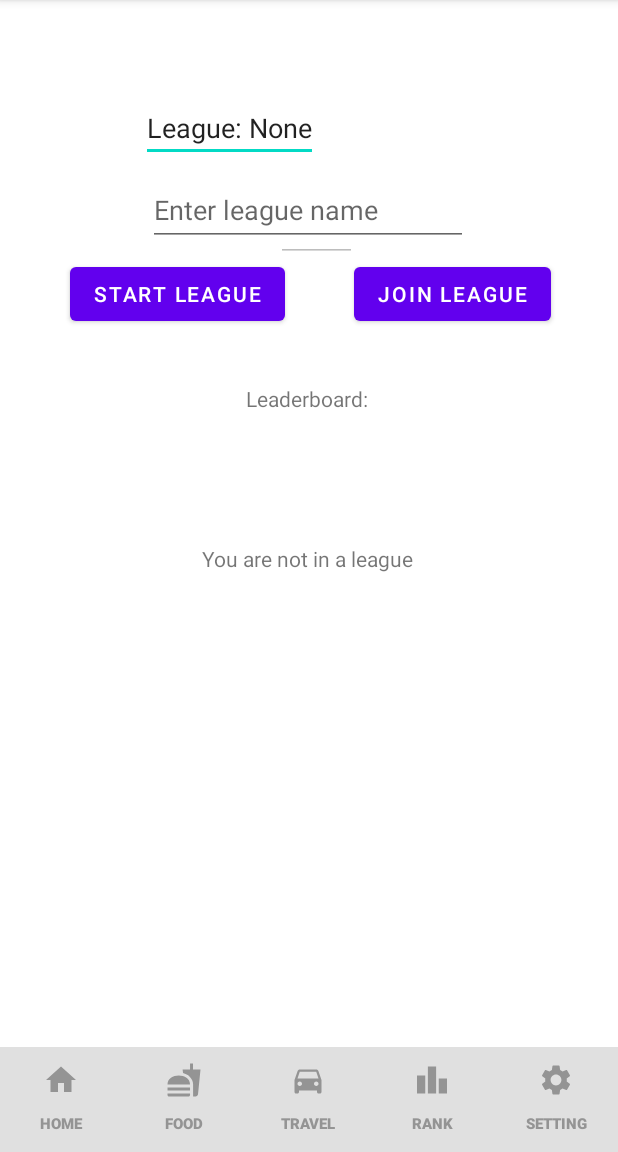
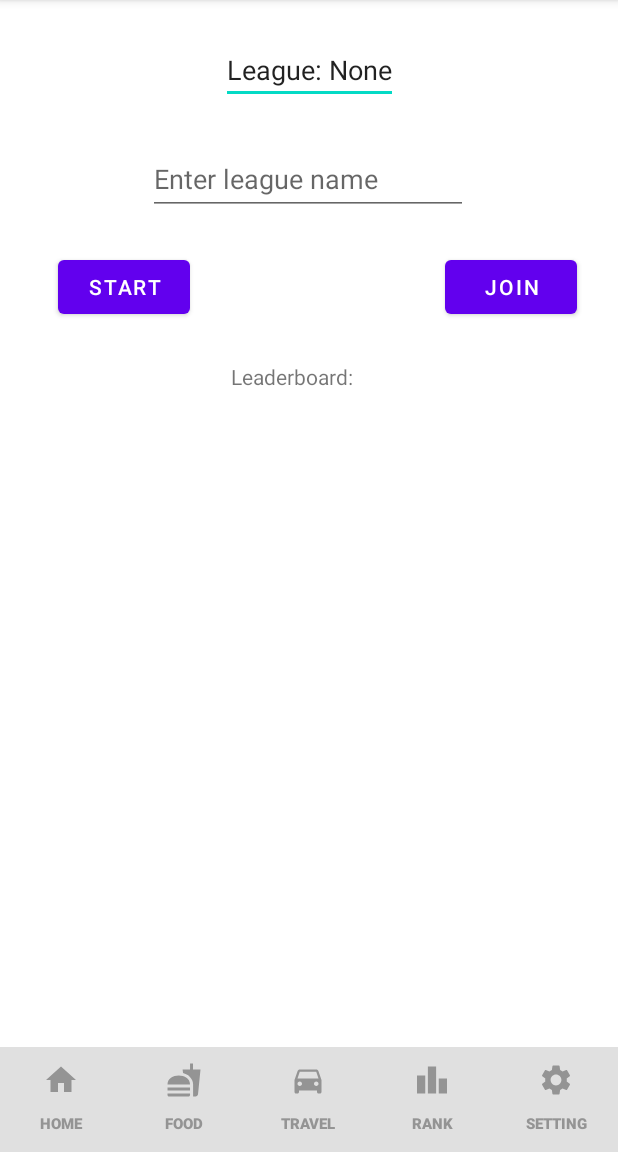
Before and after one commit to AlexNiu1/Carbon_E-Race, an Android app: the Leaderboard screen opened directly, with no data from a screen before it, on a phone screen of 412 x 824 dp, the part 84-1236 px from its top. Run offline under Robolectric (Android 15) with nearby library versions, the phone set to English and light mode, and no system bars; Roboto replaces fonts that are not available here.

Commit message:
leaderboard

```diff
--- a/app/src/main/java/com/example/carbone_raceapplication/Leaderboard.java
+++ b/app/src/main/java/com/example/carbone_raceapplication/Leaderboard.java
@@ -22,23 +22,18 @@ public class Leaderboard extends AppCompatActivity {
         SharedPreferences prefs = getSharedPreferences("app", MODE_PRIVATE);
         String league = prefs.getString("league", null);
         if (league == null){
-            findViewById(R.id.leaguesize).setEnabled(false);
             findViewById(R.id.leaveleague).setEnabled(false);
             findViewById(R.id.leaveleague).setVisibility(View.INVISIBLE);
         }
         else {
             EditText room = findViewById(R.id.room);
             room.setText("League: " + league);
-            EditText size = findViewById(R.id.leaguesize);
-            size.setText("League size: 5");
             findViewById(R.id.leaguename).setEnabled(false);
             findViewById(R.id.leaguename).setVisibility(View.INVISIBLE);
             findViewById(R.id.createleague).setEnabled(false);
             findViewById(R.id.createleague).setVisibility(View.INVISIBLE);
             findViewById(R.id.joinleague).setEnabled(false);
             findViewById(R.id.joinleague).setVisibility(View.INVISIBLE);
-            findViewById(R.id.notinleague).setEnabled(false);
-            findViewById(R.id.notinleague).setVisibility(View.INVISIBLE);
             ArrayList<Double> al = new ArrayList<>();
             ArrayList<String> arr = new ArrayList<>();
             al.add(13.3);
@@ -68,18 +63,18 @@ public class Leaderboard extends AppCompatActivity {
             TextView three = findViewById(R.id.thirdplace);
             TextView four = findViewById(R.id.fourthplace);
             TextView five = findViewById(R.id.fifthplace);
-            one.setText("1st place: " + arr.get(0) + " with a footprint of " + al.get(0));
-            two.setText("2nd place: " + arr.get(1) + " with a footprint of " + al.get(1));
-            three.setText("3rd place: " + arr.get(2) + " with a footprint of " + al.get(2));
-            four.setText("4th place: " + arr.get(3) + " with a footprint of " + al.get(3));
-            five.setText("5th place: " + arr.get(4) + " with a footprint of " + al.get(4));
+            one.setText("1st: " + arr.get(0) + " , " + al.get(0));
+            two.setText("2nd: " + arr.get(1) + " , " + al.get(1));
+            three.setText("3rd: " + arr.get(2) + " , " + al.get(2));
+            four.setText("4th: " + arr.get(3) + " , " + al.get(3));
+            five.setText("5th: " + arr.get(4) + " , " + al.get(4));
         }
         Button createleague = findViewById(R.id.createleague);
         createleague.setOnClickListener(new View.OnClickListener(){
             public void onClick(View view) {
                 EditText name = findViewById(R.id.leaguename);
                 String newleague = name.getText().toString();
-                if (!newleague.matches("[a-zA-Z0-9]*") || prefs.getString("leagues", "").contains(newleague)){
+                if (!newleague.matches("[a-zA-Z0-9]*")){
                     name.setText("Error: League name is either not valid or already in use");
                 }
                 else {
@@ -88,10 +83,6 @@ public class Leaderboard extends AppCompatActivity {
                     editor.apply();
                     EditText room = findViewById(R.id.room);
                     room.setText("League: " + newleague);
-                    findViewById(R.id.leaguesize).setEnabled(true);
-                    findViewById(R.id.leaguesize).setVisibility(View.VISIBLE);
-                    EditText size = findViewById(R.id.leaguesize);
-                    size.setText("League size: 5");
                     findViewById(R.id.leaveleague).setEnabled(true);
                     findViewById(R.id.leaveleague).setVisibility(View.VISIBLE);
                     findViewById(R.id.leaguename).setEnabled(false);
@@ -100,8 +91,6 @@ public class Leaderboard extends AppCompatActivity {
                     findViewById(R.id.createleague).setVisibility(View.INVISIBLE);
                     findViewById(R.id.joinleague).setEnabled(false);
                     findViewById(R.id.joinleague).setVisibility(View.INVISIBLE);
-                    findViewById(R.id.notinleague).setEnabled(false);
-                    findViewById(R.id.notinleague).setVisibility(View.INVISIBLE);
                     ArrayList<Double> al = new ArrayList<>();
                     ArrayList<String> arr = new ArrayList<>();
                     al.add(13.3);
@@ -131,11 +120,11 @@ public class Leaderboard extends AppCompatActivity {
                     TextView three = findViewById(R.id.thirdplace);
                     TextView four = findViewById(R.id.fourthplace);
                     TextView five = findViewById(R.id.fifthplace);
-                    one.setText("1st place: " + arr.get(0) + " with a footprint of " + al.get(0));
-                    two.setText("2nd place: " + arr.get(1) + " with a footprint of " + al.get(1));
-                    three.setText("3rd place: " + arr.get(2) + " with a footprint of " + al.get(2));
-                    four.setText("4th place: " + arr.get(3) + " with a footprint of " + al.get(3));
-                    five.setText("5th place: " + arr.get(4) + " with a footprint of " + al.get(4));
+                    one.setText("1st: " + arr.get(0) + " , " + al.get(0));
+                    two.setText("2nd: " + arr.get(1) + " , " + al.get(1));
+                    three.setText("3rd: " + arr.get(2) + " , " + al.get(2));
+                    four.setText("4th: " + arr.get(3) + " , " + al.get(3));
+                    five.setText("5th: " + arr.get(4) + " , " + al.get(4));
                 }
             }
         });
@@ -153,10 +142,6 @@ public class Leaderboard extends AppCompatActivity {
                     editor.apply();
                     EditText room = findViewById(R.id.room);
                     room.setText("League: " + newleague);
-                    findViewById(R.id.leaguesize).setEnabled(true);
-                    findViewById(R.id.leaguesize).setVisibility(View.VISIBLE);
-                    EditText size = findViewById(R.id.leaguesize);
-                    size.setText("League size: 5");
                     findViewById(R.id.leaveleague).setEnabled(true);
                     findViewById(R.id.leaveleague).setVisibility(View.VISIBLE);
                     findViewById(R.id.leaguename).setEnabled(false);
@@ -165,8 +150,6 @@ public class Leaderboard extends AppCompatActivity {
                     findViewById(R.id.createleague).setVisibility(View.INVISIBLE);
                     findViewById(R.id.joinleague).setEnabled(false);
                     findViewById(R.id.joinleague).setVisibility(View.INVISIBLE);
-                    findViewById(R.id.notinleague).setEnabled(false);
-                    findViewById(R.id.notinleague).setVisibility(View.INVISIBLE);
                     ArrayList<Double> al = new ArrayList<>();
                     ArrayList<String> arr = new ArrayList<>();
                     al.add(13.3);
@@ -196,11 +179,11 @@ public class Leaderboard extends AppCompatActivity {
                     TextView three = findViewById(R.id.thirdplace);
                     TextView four = findViewById(R.id.fourthplace);
                     TextView five = findViewById(R.id.fifthplace);
-                    one.setText("1st place: " + arr.get(0) + " with a footprint of " + al.get(0));
-                    two.setText("2nd place: " + arr.get(1) + " with a footprint of " + al.get(1));
-                    three.setText("3rd place: " + arr.get(2) + " with a footprint of " + al.get(2));
-                    four.setText("4th place: " + arr.get(3) + " with a footprint of " + al.get(3));
-                    five.setText("5th place: " + arr.get(4) + " with a footprint of " + al.get(4));
+                    one.setText("1st: " + arr.get(0) + " , " + al.get(0));
+                    two.setText("2nd: " + arr.get(1) + " , " + al.get(1));
+                    three.setText("3rd: " + arr.get(2) + " , " + al.get(2));
+                    four.setText("4th: " + arr.get(3) + " , " + al.get(3));
+                    five.setText("5th: " + arr.get(4) + " , " + al.get(4));
                 }
             }
         });
@@ -212,8 +195,6 @@ public class Leaderboard extends AppCompatActivity {
                 editor.apply();
                 EditText room = findViewById(R.id.room);
                 room.setText("League: none");
-                findViewById(R.id.leaguesize).setEnabled(false);
-                findViewById(R.id.leaguesize).setVisibility(View.INVISIBLE);
                 findViewById(R.id.leaveleague).setEnabled(false);
                 findViewById(R.id.leaveleague).setVisibility(View.INVISIBLE);
                 findViewById(R.id.leaguename).setEnabled(true);
@@ -222,8 +203,6 @@ public class Leaderboard extends AppCompatActivity {
                 findViewById(R.id.createleague).setVisibility(View.VISIBLE);
                 findViewById(R.id.joinleague).setEnabled(true);
                 findViewById(R.id.joinleague).setVisibility(View.VISIBLE);
-                findViewById(R.id.notinleague).setEnabled(true);
-                findViewById(R.id.notinleague).setVisibility(View.VISIBLE);
                 TextView one = findViewById(R.id.firstplace);
                 TextView two = findViewById(R.id.secondplace);
                 TextView three = findViewById(R.id.thirdplace);
--- a/app/src/main/res/layout/activity_leaderboard.xml
+++ b/app/src/main/res/layout/activity_leaderboard.xml
@@ -5,6 +5,7 @@
     android:layout_width="match_parent"
     android:layout_height="match_parent"
     tools:context=".Leaderboard">
+
     <LinearLayout
         android:layout_width="match_parent"
         android:layout_height="70dp"
@@ -89,146 +90,119 @@
             android:textStyle="bold"
             app:rippleColor="#00FFFFFF" />
     </LinearLayout>
+
     <TextView
         android:id="@+id/fifthplace"
-        android:layout_width="101dp"
-        android:layout_height="0dp"
-        android:layout_marginStart="55dp"
-        android:layout_marginTop="426dp"
+        android:layout_width="295dp"
+        android:layout_height="20dp"
+        android:layout_marginTop="24dp"
+        app:layout_constraintEnd_toEndOf="parent"
         app:layout_constraintStart_toStartOf="parent"
-        app:layout_constraintTop_toTopOf="parent" />
+        app:layout_constraintTop_toBottomOf="@+id/fourthplace" />
 
     <TextView
         android:id="@+id/fourthplace"
-        android:layout_width="101dp"
-        android:layout_height="0dp"
-        android:layout_marginStart="55dp"
-        android:layout_marginTop="388dp"
+        android:layout_width="294dp"
+        android:layout_height="16dp"
+        android:layout_marginTop="24dp"
+        app:layout_constraintEnd_toEndOf="parent"
         app:layout_constraintStart_toStartOf="parent"
-        app:layout_constraintTop_toTopOf="parent" />
+        app:layout_constraintTop_toBottomOf="@+id/thirdplace" />
 
     <TextView
         android:id="@+id/thirdplace"
-        android:layout_width="101dp"
-        android:layout_height="0dp"
-        android:layout_marginStart="55dp"
-        android:layout_marginTop="356dp"
+        android:layout_width="290dp"
+        android:layout_height="17dp"
+        android:layout_marginTop="28dp"
+        app:layout_constraintEnd_toEndOf="parent"
         app:layout_constraintStart_toStartOf="parent"
-        app:layout_constraintTop_toTopOf="parent" />
+        app:layout_constraintTop_toBottomOf="@+id/secondplace" />
 
     <TextView
         android:id="@+id/secondplace"
-        android:layout_width="101dp"
-        android:layout_height="0dp"
-        android:layout_marginStart="55dp"
-        android:layout_marginTop="324dp"
+        android:layout_width="289dp"
+        android:layout_height="19dp"
+        android:layout_marginTop="24dp"
+        app:layout_constraintEnd_toEndOf="parent"
         app:layout_constraintStart_toStartOf="parent"
-        app:layout_constraintTop_toTopOf="parent" />
+        app:layout_constraintTop_toBottomOf="@+id/firstplace" />
 
     <EditText
         android:id="@+id/room"
         android:layout_width="wrap_content"
         android:layout_height="wrap_content"
-        android:layout_marginStart="94dp"
-        android:layout_marginTop="26dp"
-        android:layout_marginEnd="200dp"
-        android:layout_marginBottom="660dp"
+        android:layout_marginTop="24dp"
         android:text="League: None"
-        app:layout_constraintBottom_toBottomOf="parent"
         app:layout_constraintEnd_toEndOf="parent"
-        app:layout_constraintHorizontal_bias="0.5"
         app:layout_constraintStart_toStartOf="parent"
-        app:layout_constraintTop_toTopOf="parent"
-        app:layout_constraintVertical_bias="1.0" />
+        app:layout_constraintTop_toTopOf="parent" />
 
     <Button
         android:id="@+id/createleague"
         android:layout_width="wrap_content"
         android:layout_height="wrap_content"
-        android:layout_marginTop="172dp"
-        android:text="Start League"
-        app:layout_constraintEnd_toStartOf="@+id/joinleague"
-        app:layout_constraintStart_toStartOf="parent"
-        app:layout_constraintTop_toTopOf="parent" />
+        android:layout_marginTop="24dp"
+        android:layout_marginEnd="44dp"
+        android:text="Start"
+        app:layout_constraintEnd_toStartOf="@+id/leaveleague"
+        app:layout_constraintTop_toBottomOf="@+id/leaguename" />
 
     <Button
         android:id="@+id/joinleague"
         android:layout_width="wrap_content"
         android:layout_height="wrap_content"
-        android:layout_marginStart="236dp"
-        android:layout_marginTop="172dp"
-        android:text="Join League"
-        app:layout_constraintStart_toStartOf="parent"
-        app:layout_constraintTop_toTopOf="parent" />
+        android:layout_marginStart="38dp"
+        android:layout_marginTop="24dp"
+        android:text="Join"
+        app:layout_constraintStart_toEndOf="@+id/leaveleague"
+        app:layout_constraintTop_toBottomOf="@+id/leaguename" />
 
     <EditText
         android:id="@+id/leaguename"
         android:layout_width="wrap_content"
         android:layout_height="wrap_content"
+        android:layout_marginTop="24dp"
+        android:layout_marginBottom="24dp"
         android:ems="10"
         android:hint="Enter league name"
         android:inputType="textPersonName"
         android:minHeight="48dp"
-        app:layout_constraintBottom_toTopOf="@+id/createleague"
+        app:layout_constraintBottom_toTopOf="@+id/leaveleague"
         app:layout_constraintEnd_toEndOf="parent"
         app:layout_constraintHorizontal_bias="0.497"
         app:layout_constraintStart_toStartOf="parent"
-        app:layout_constraintTop_toBottomOf="@+id/room" />
-
-    <EditText
-        android:id="@+id/leaguesize"
-        android:layout_width="54dp"
-        android:layout_height="27dp"
-        android:layout_marginStart="184dp"
-        android:layout_marginTop="147dp"
-        android:layout_marginBottom="565dp"
-        app:layout_constraintBottom_toBottomOf="parent"
-        app:layout_constraintStart_toStartOf="parent"
-        app:layout_constraintTop_toTopOf="parent"
-        app:layout_constraintVertical_bias="0.0" />
+        app:layout_constraintTop_toBottomOf="@+id/room"
+        app:layout_constraintVertical_bias="0.574" />
 
     <TextView
         android:id="@+id/boardtext"
-        android:layout_width="wrap_content"
-        android:layout_height="wrap_content"
-        android:layout_marginStart="164dp"
-        android:layout_marginTop="256dp"
+        android:layout_width="104dp"
+        android:layout_height="25dp"
+        android:layout_marginTop="24dp"
         android:text="Leaderboard:"
+        app:layout_constraintEnd_toEndOf="parent"
         app:layout_constraintStart_toStartOf="parent"
-        app:layout_constraintTop_toTopOf="parent" />
-
-    <TextView
-        android:id="@+id/notinleague"
-        android:layout_width="wrap_content"
-        android:layout_height="wrap_content"
-        android:text="You are not in a league"
-        app:layout_constraintBottom_toBottomOf="parent"
-        app:layout_constraintEnd_toEndOf="parent"
-        app:layout_constraintHorizontal_bias="0.498"
-        app:layout_constraintStart_toStartOf="parent"
-        app:layout_constraintTop_toBottomOf="@+id/boardtext"
-        app:layout_constraintVertical_bias="0.185" />
+        app:layout_constraintTop_toBottomOf="@+id/leaveleague" />
 
     <Button
         android:id="@+id/leaveleague"
         android:layout_width="wrap_content"
         android:layout_height="wrap_content"
-        android:layout_marginStart="156dp"
-        android:layout_marginTop="172dp"
-        android:layout_marginEnd="111dp"
-        android:text="Leave League"
+        android:layout_marginTop="100dp"
+        android:layout_marginEnd="36dp"
+        android:text="Leave"
         app:layout_constraintEnd_toEndOf="parent"
-        app:layout_constraintHorizontal_bias="0.0"
+        app:layout_constraintHorizontal_bias="0.592"
         app:layout_constraintStart_toStartOf="parent"
-        app:layout_constraintTop_toTopOf="parent" />
+        app:layout_constraintTop_toBottomOf="@+id/room" />
 
     <TextView
         android:id="@+id/firstplace"
-        android:layout_width="101dp"
-        android:layout_height="0dp"
-        android:layout_marginStart="55dp"
-        android:layout_marginTop="290dp"
+        android:layout_width="286dp"
+        android:layout_height="23dp"
+        android:layout_marginTop="16dp"
+        app:layout_constraintEnd_toEndOf="parent"
         app:layout_constraintStart_toStartOf="parent"
-        app:layout_constraintTop_toTopOf="parent" />
+        app:layout_constraintTop_toBottomOf="@+id/boardtext" />
 
 </androidx.constraintlayout.widget.ConstraintLayout>
```
